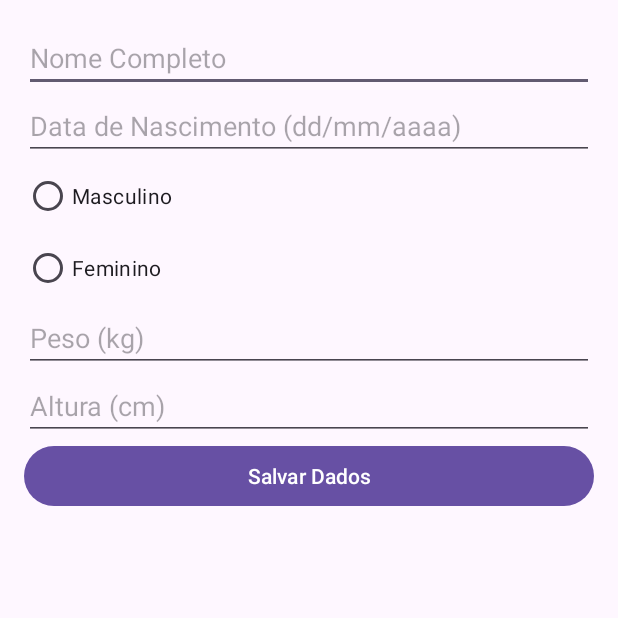
After one commit to Jhennyf/Projeto-Nutrify, an Android app: the UserInfoActivity screen opened directly, with no data from a screen before it, on a phone screen of 412 x 824 dp, the top half of it. The commit adds this screen. Run offline under Robolectric (Android 15) with nearby library versions, the phone set to English and light mode, and no system bars; our stand-ins replace Firebase (no records; nobody signed in at launch, a user with empty details on screens opened directly).

Commit message:
:sparkles: feat: Adiciona coleção de users no Cloud Firestore

```diff
--- a/app/build.gradle.kts
+++ b/app/build.gradle.kts
@@ -40,6 +40,8 @@ android {
 dependencies {
     implementation(platform("com.google.firebase:firebase-bom:33.6.0"))
     implementation("com.google.firebase:firebase-analytics")
+    implementation("com.google.firebase:firebase-firestore:25.1.1")
+
 
     implementation(libs.androidx.core.ktx)
     implementation(libs.androidx.appcompat)
--- a/app/src/main/AndroidManifest.xml
+++ b/app/src/main/AndroidManifest.xml
@@ -23,6 +23,7 @@
         </activity>
 
         <activity android:name=".HomeActivity" />
+        <activity android:name=".UserInfoActivity" />
 
 
     </application>
--- a/app/src/main/java/com/example/projeto_nutrify/MainActivity.kt
+++ b/app/src/main/java/com/example/projeto_nutrify/MainActivity.kt
@@ -61,7 +61,9 @@ class MainActivity : AppCompatActivity() {
                 auth.createUserWithEmailAndPassword(email, password)
                     .addOnCompleteListener { task ->
                         if (task.isSuccessful) {
-                            Toast.makeText(this, "Cadastro bem-sucedido!", Toast.LENGTH_SHORT).show()
+                            val intent = Intent(this, UserInfoActivity::class.java)
+                            startActivity(intent)
+                            finish()
                         } else {
                             Toast.makeText(this, "Erro ao cadastrar: ${task.exception?.message}", Toast.LENGTH_SHORT).show()
                         }
@@ -70,5 +72,6 @@ class MainActivity : AppCompatActivity() {
                 Toast.makeText(this, "Preencha todos os campos.", Toast.LENGTH_SHORT).show()
             }
         }
+
     }
 }
--- /dev/null
+++ b/app/src/main/java/com/example/projeto_nutrify/UserInfoActivity.kt
@@ -0,0 +1,64 @@
+package com.example.projeto_nutrify
+
+import android.content.Intent
+import android.os.Bundle
+import android.widget.*
+import androidx.appcompat.app.AppCompatActivity
+import com.google.firebase.auth.FirebaseAuth
+import com.google.firebase.firestore.FirebaseFirestore
+
+class UserInfoActivity : AppCompatActivity() {
+
+    private lateinit var auth: FirebaseAuth
+    private lateinit var firestore: FirebaseFirestore
+
+    override fun onCreate(savedInstanceState: Bundle?) {
+        super.onCreate(savedInstanceState)
+        setContentView(R.layout.activity_user_info)
+
+        auth = FirebaseAuth.getInstance()
+        firestore = FirebaseFirestore.getInstance()
+
+        val nameEditText = findViewById<EditText>(R.id.nameEditText)
+        val dateOfBirthEditText = findViewById<EditText>(R.id.dateOfBirthEditText)
+        val genderRadioGroup = findViewById<RadioGroup>(R.id.genderRadioGroup)
+        val weightEditText = findViewById<EditText>(R.id.weightEditText)
+        val heightEditText = findViewById<EditText>(R.id.heightEditText)
+        val saveButton = findViewById<Button>(R.id.saveButton)
+
+        saveButton.setOnClickListener {
+            val name = nameEditText.text.toString()
+            val dateOfBirth = dateOfBirthEditText.text.toString()
+            val weight = weightEditText.text.toString().toFloatOrNull()
+            val height = heightEditText.text.toString().toFloatOrNull()
+            val selectedGenderId = genderRadioGroup.checkedRadioButtonId
+            val gender = findViewById<RadioButton>(selectedGenderId)?.text.toString()
+
+            if (name.isNotEmpty() && dateOfBirth.isNotEmpty() && weight != null && height != null && gender.isNotEmpty()) {
+                val userId = auth.currentUser?.uid
+                val user = hashMapOf(
+                    "name" to name,
+                    "dateOfBirth" to dateOfBirth,
+                    "gender" to gender,
+                    "weight" to weight,
+                    "height" to height,
+                    "email" to auth.currentUser?.email
+                )
+
+                // Salvar no Firestore
+                firestore.collection("users").document(userId!!)
+                    .set(user)
+                    .addOnSuccessListener {
+                        Toast.makeText(this, "Dados salvos com sucesso!", Toast.LENGTH_SHORT).show()
+                        startActivity(Intent(this, HomeActivity::class.java)) // Vai para a Home
+                        finish()
+                    }
+                    .addOnFailureListener {
+                        Toast.makeText(this, "Erro ao salvar os dados: ${it.message}", Toast.LENGTH_SHORT).show()
+                    }
+            } else {
+                Toast.makeText(this, "Preencha todos os campos!", Toast.LENGTH_SHORT).show()
+            }
+        }
+    }
+}
--- /dev/null
+++ b/app/src/main/res/layout/activity_user_info.xml
@@ -0,0 +1,61 @@
+<ScrollView
+    xmlns:android="http://schemas.android.com/apk/res/android"
+    android:layout_width="match_parent"
+    android:layout_height="match_parent">
+
+    <LinearLayout
+        android:layout_width="match_parent"
+        android:layout_height="wrap_content"
+        android:orientation="vertical"
+        android:padding="16dp">
+
+        <EditText
+            android:id="@+id/nameEditText"
+            android:layout_width="match_parent"
+            android:layout_height="wrap_content"
+            android:hint="Nome Completo" />
+
+        <EditText
+            android:id="@+id/dateOfBirthEditText"
+            android:layout_width="match_parent"
+            android:layout_height="wrap_content"
+            android:hint="Data de Nascimento (dd/mm/aaaa)"
+            android:inputType="date" />
+
+        <RadioGroup
+            android:id="@+id/genderRadioGroup"
+            android:layout_width="match_parent"
+            android:layout_height="wrap_content">
+            <RadioButton
+                android:id="@+id/maleRadioButton"
+                android:layout_width="wrap_content"
+                android:layout_height="wrap_content"
+                android:text="Masculino" />
+            <RadioButton
+                android:id="@+id/femaleRadioButton"
+                android:layout_width="wrap_content"
+                android:layout_height="wrap_content"
+                android:text="Feminino" />
+        </RadioGroup>
+
+        <EditText
+            android:id="@+id/weightEditText"
+            android:layout_width="match_parent"
+            android:layout_height="wrap_content"
+            android:hint="Peso (kg)"
+            android:inputType="numberDecimal" />
+
+        <EditText
+            android:id="@+id/heightEditText"
+            android:layout_width="match_parent"
+            android:layout_height="wrap_content"
+            android:hint="Altura (cm)"
+            android:inputType="numberDecimal" />
+
+        <Button
+            android:id="@+id/saveButton"
+            android:layout_width="match_parent"
+            android:layout_height="wrap_content"
+            android:text="Salvar Dados" />
+    </LinearLayout>
+</ScrollView>
```
